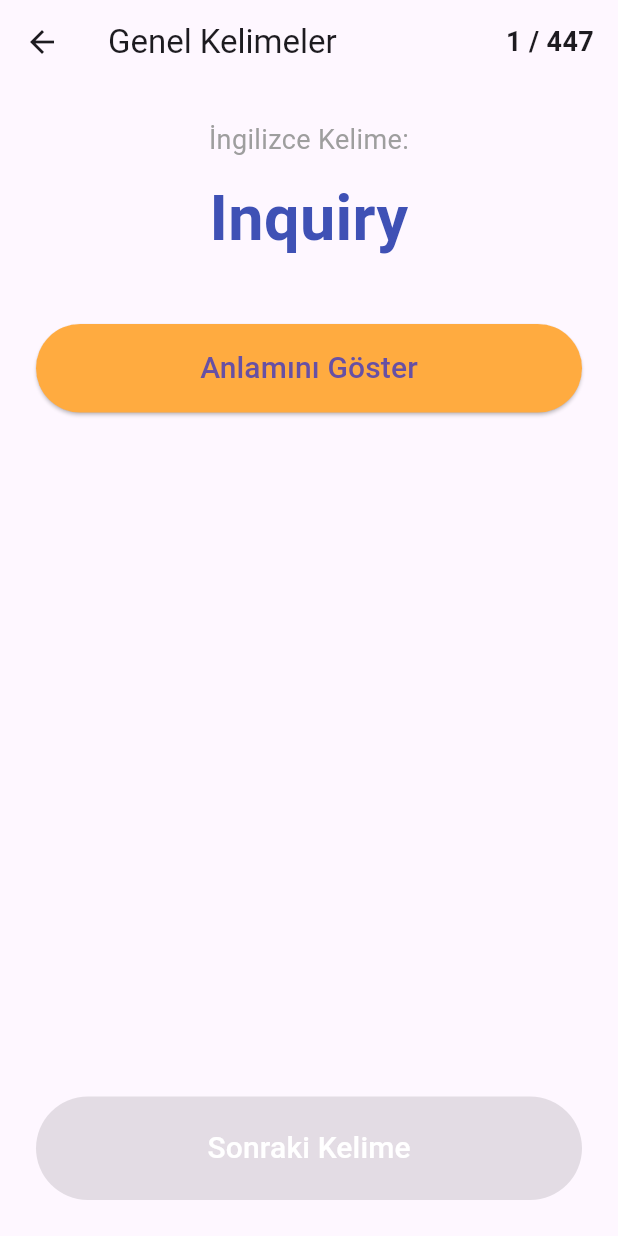
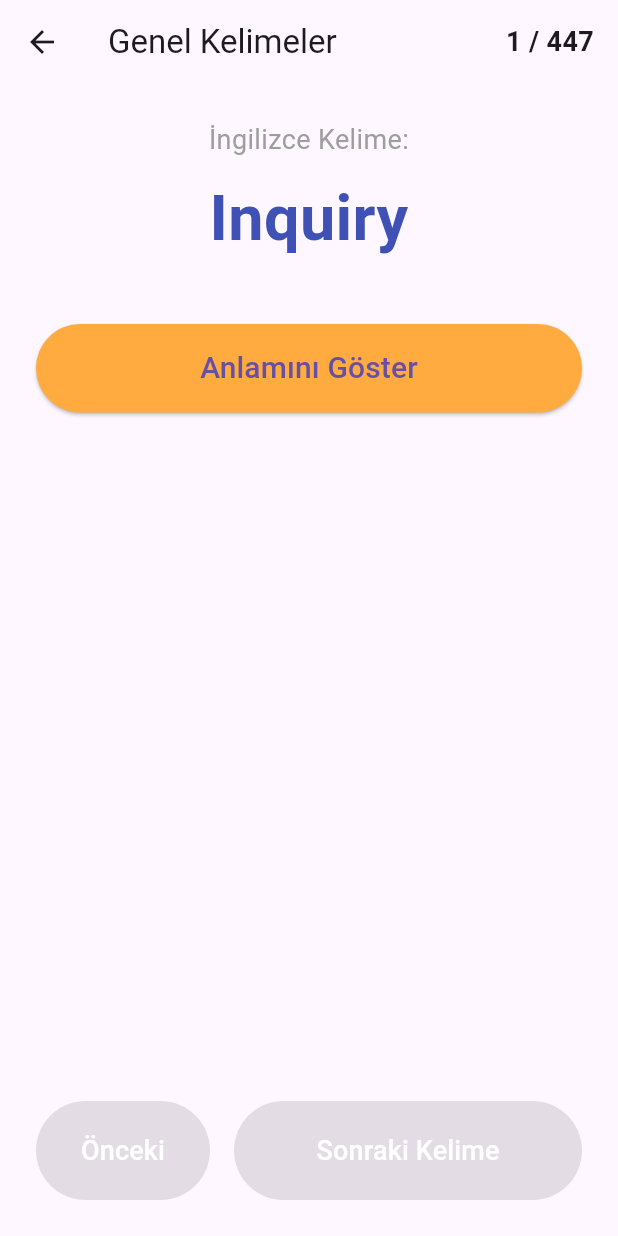
Before and after one commit to Doxa56/yds_app, a Flutter app: the screen it shows after launch, after a tap on "Genel Kelimeler", on a phone screen of 412 x 824 dp. Run offline on Flutter 3.47's test engine with Material 3 defaults, Android fonts, the phone set to English and light mode, and no system bars; our stand-ins replace shared_preferences.

Commit message:
Onceki kelimeye donme butonu eklendi

```diff
--- a/lib/main.dart
+++ b/lib/main.dart
@@ -122,7 +122,6 @@ class _CalismaEkraniState extends State<CalismaEkrani> {
     _kaldigimYeriYukle();
   }
 
-  // Hafızadan o kategori için kalınan son indexi çeker
   Future<void> _kaldigimYeriYukle() async {
     final prefs = await SharedPreferences.getInstance();
     setState(() {
@@ -130,7 +129,6 @@ class _CalismaEkraniState extends State<CalismaEkrani> {
     });
   }
 
-  // Yeni kelimeye geçince indexi hafızaya kaydeder
   Future<void> _sonrakiKelime() async {
     if (currentIndex < widget.kelimeListesi.length - 1) {
       setState(() {
@@ -143,6 +141,18 @@ class _CalismaEkraniState extends State<CalismaEkrani> {
       ScaffoldMessenger.of(context).showSnackBar(
         const SnackBar(content: Text('Bu kategorideki tüm kelimeleri bitirdiniz!')),
       );
+    }
+  }
+
+  // YENİ EKLENEN FONKSİYON: Önceki Kelime
+  Future<void> _oncekiKelime() async {
+    if (currentIndex > 0) {
+      setState(() {
+        currentIndex--;
+        anlamiGoster = false; // Geri dönüldüğünde anlamı tekrar gizle ki kendini test edebil
+      });
+      final prefs = await SharedPreferences.getInstance();
+      await prefs.setInt(widget.kategoriKey, currentIndex);
     }
   }
 
@@ -217,13 +227,34 @@ class _CalismaEkraniState extends State<CalismaEkrani> {
               ),
             ],
             const Spacer(),
-            ElevatedButton(
-              style: ElevatedButton.styleFrom(
-                padding: const EdgeInsets.symmetric(vertical: 20),
-                backgroundColor: Colors.indigo,
-              ),
-              onPressed: anlamiGoster ? _sonrakiKelime : null, // Sadece anlamı görünce ileri gidebilir
-              child: const Text("Sonraki Kelime", style: TextStyle(fontSize: 20, color: Colors.white)),
+
+            // YENİ EKLENEN TASARIM: Önceki ve Sonraki Butonları Yan Yana
+            Row(
+              children: [
+                Expanded(
+                  flex: 1,
+                  child: ElevatedButton(
+                    style: ElevatedButton.styleFrom(
+                      padding: const EdgeInsets.symmetric(vertical: 20),
+                      backgroundColor: Colors.blueGrey,
+                    ),
+                    onPressed: currentIndex > 0 ? _oncekiKelime : null, // İlk kelimede pasif olur
+                    child: const Text("Önceki", style: TextStyle(fontSize: 18, color: Colors.white)),
+                  ),
+                ),
+                const SizedBox(width: 16),
+                Expanded(
+                  flex: 2,
+                  child: ElevatedButton(
+                    style: ElevatedButton.styleFrom(
+                      padding: const EdgeInsets.symmetric(vertical: 20),
+                      backgroundColor: Colors.indigo,
+                    ),
+                    onPressed: anlamiGoster ? _sonrakiKelime : null,
+                    child: const Text("Sonraki Kelime", style: TextStyle(fontSize: 18, color: Colors.white)),
+                  ),
+                ),
+              ],
             ),
           ],
         ),
```
